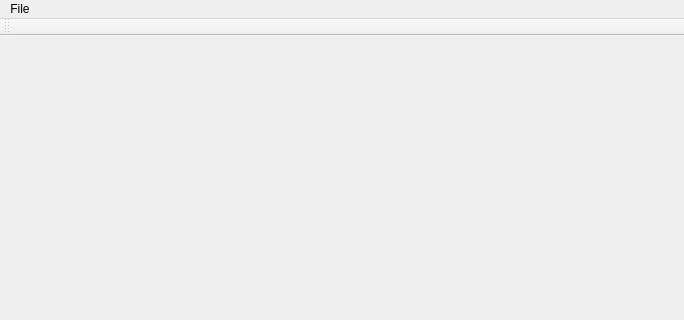
Aeturnus/EM_Scheduler_QT, file mainwindow.ui: the form before one commit; both pictures show x 0 to 684 and y 0 to 320 of the 684 by 467 pixel window.
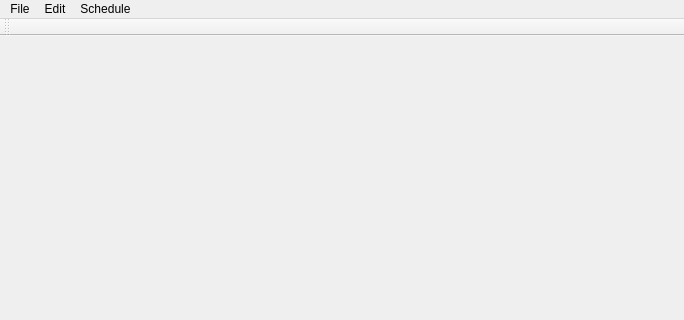
The form after the commit.

```diff
--- a/mainwindow.ui
+++ b/mainwindow.ui
@@ -32,8 +32,25 @@
     <addaction name="separator"/>
     <addaction name="actionSave_Schedule"/>
     <addaction name="actionExport_xls"/>
+    <addaction name="actionExport_as"/>
+   </widget>
+   <widget class="QMenu" name="menuEdit">
+    <property name="title">
+     <string>Edit</string>
+    </property>
+    <addaction name="actionPreferences"/>
+   </widget>
+   <widget class="QMenu" name="menuSchedule">
+    <property name="title">
+     <string>Schedule</string>
+    </property>
+    <addaction name="actionAuto_Assign"/>
+    <addaction name="actionManual_Assign"/>
+    <addaction name="actionManual_Block"/>
    </widget>
    <addaction name="menuFile"/>
+   <addaction name="menuEdit"/>
+   <addaction name="menuSchedule"/>
   </widget>
   <widget class="QToolBar" name="mainToolBar">
    <attribute name="toolBarArea">
```
Left out of the diff: 56 changed lines with no effect on the pictures.
